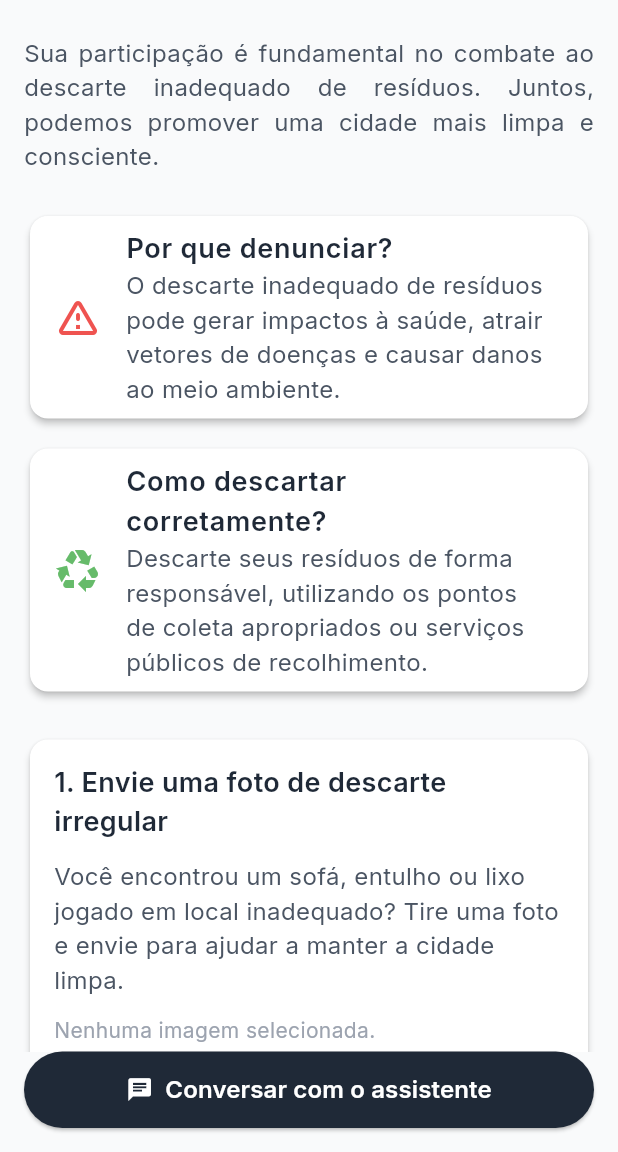
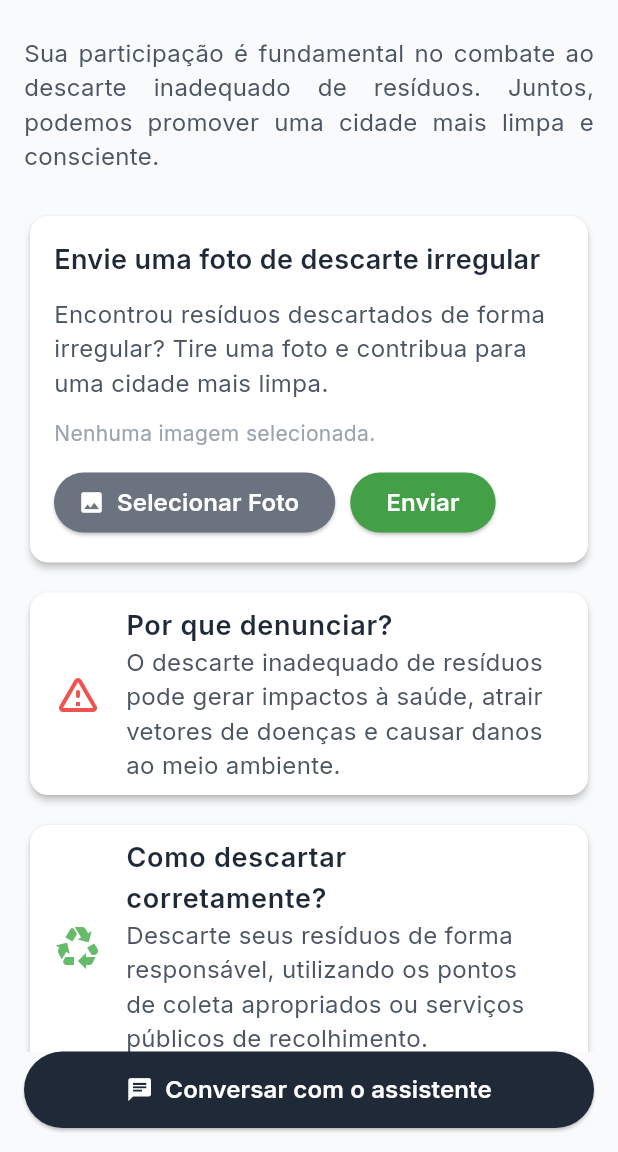
Before and after one commit to Macacos-Me-Mordam/app-mili, a Flutter app: the screen it shows after launch, on a phone screen of 412 x 824 dp, the part 84-1236 px from its top. Run offline on Flutter 3.47's test engine with Material 3 defaults, Android fonts, the phone set to English and light mode, and no system bars; our stand-ins replace geocoding, geolocator, google_fonts, image_picker.

Commit message:
feat: mudanca da posicao do card de envio da fotografia

```diff
--- a/lib/common/widgets/image_submission_card.dart
+++ b/lib/common/widgets/image_submission_card.dart
@@ -28,14 +28,14 @@ class ImageSubmissionCard extends StatelessWidget {
           crossAxisAlignment: CrossAxisAlignment.start,
           children: [
             Text(
-              "1. Envie uma foto de descarte irregular",
+              "Envie uma foto de descarte irregular",
               style: AppTextStyles.subtitle.copyWith(
                 color: theme.textTheme.titleMedium?.color,
               ),
             ),
             const SizedBox(height: 12),
             Text(
-              "Você encontrou um sofá, entulho ou lixo jogado em local inadequado? Tire uma foto e envie para ajudar a manter a cidade limpa.",
+              "Encontrou resíduos descartados de forma irregular? Tire uma foto e contribua para uma cidade mais limpa.",
               style: AppTextStyles.body.copyWith(
                 color: theme.textTheme.bodyMedium?.color,
               ),
--- a/lib/screens/home_page.dart
+++ b/lib/screens/home_page.dart
@@ -130,6 +130,12 @@ class _HomePageState extends State<HomePage> {
               textAlign: TextAlign.justify,
             ),
             const SizedBox(height: 24),
+                        ImageSubmissionCard(
+              selectedImage: _selectedImage,
+              onPickImage: _pickImage,
+              onSubmitImage: _submitImage,
+            ),
+            const SizedBox(height: 12),
             InfoCard(
               icon: Icons.warning_amber_rounded,
               iconColor: Colors.red.shade400,
@@ -145,13 +151,6 @@ class _HomePageState extends State<HomePage> {
               subtitle:
                   "Descarte seus resíduos de forma responsável, utilizando os pontos de coleta apropriados ou serviços públicos de recolhimento.",
             ),
-            const SizedBox(height: 24),
-            ImageSubmissionCard(
-              selectedImage: _selectedImage,
-              onPickImage: _pickImage,
-              onSubmitImage: _submitImage,
-            ),
-            const SizedBox(height: 80),
           ],
         ),
       ),
```
